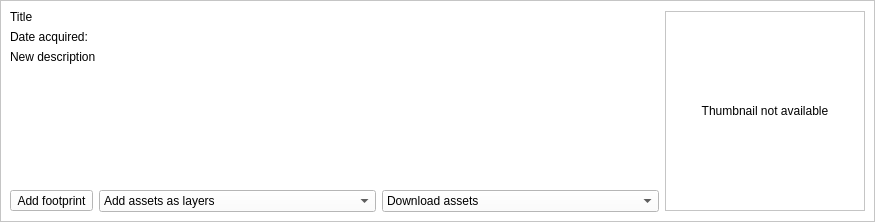
Old version of the form src/qgis_stac/ui/result_item_widget.ui in the repository stac-utils/qgis-stac-plugin.
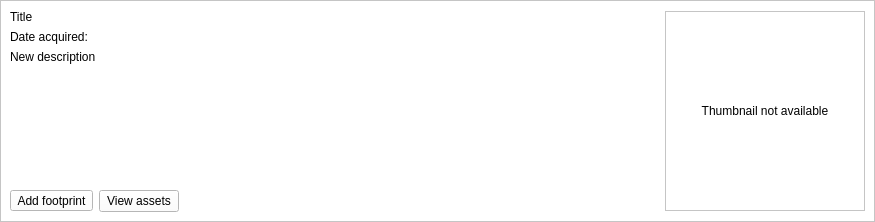
New version of the form.

Commit message: new dialog and widget for item assets

Patch:
```diff
--- a/src/qgis_stac/ui/result_item_widget.ui
+++ b/src/qgis_stac/ui/result_item_widget.ui
@@ -154,28 +154,24 @@
            </widget>
           </item>
           <item>
-           <widget class="QComboBox" name="assets_load_box">
-            <property name="toolTip">
-             <string>Add item assets as layers</string>
+           <widget class="QPushButton" name="view_assets_btn">
+            <property name="text">
+             <string>View assets</string>
             </property>
-            <item>
-             <property name="text">
-              <string>Add assets as layers</string>
-             </property>
-            </item>
            </widget>
           </item>
           <item>
-           <widget class="QComboBox" name="assets_download_box">
-            <property name="toolTip">
-             <string>Download item assets</string>
+           <spacer name="horizontalSpacer">
+            <property name="orientation">
+             <enum>Qt::Horizontal</enum>
             </property>
-            <item>
-             <property name="text">
-              <string>Download assets</string>
-             </property>
-            </item>
-           </widget>
+            <property name="sizeHint" stdset="0">
+             <size>
+              <width>40</width>
+              <height>20</height>
+             </size>
+            </property>
+           </spacer>
           </item>
          </layout>
         </item>
```
The commit also changes 6 other files.
